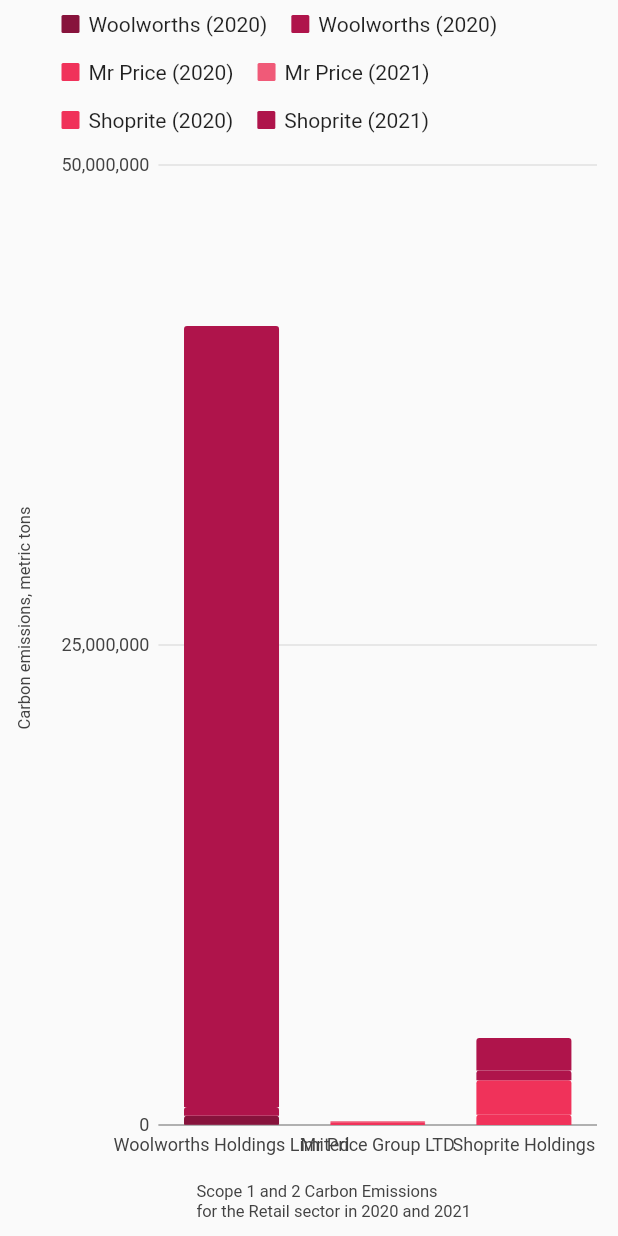
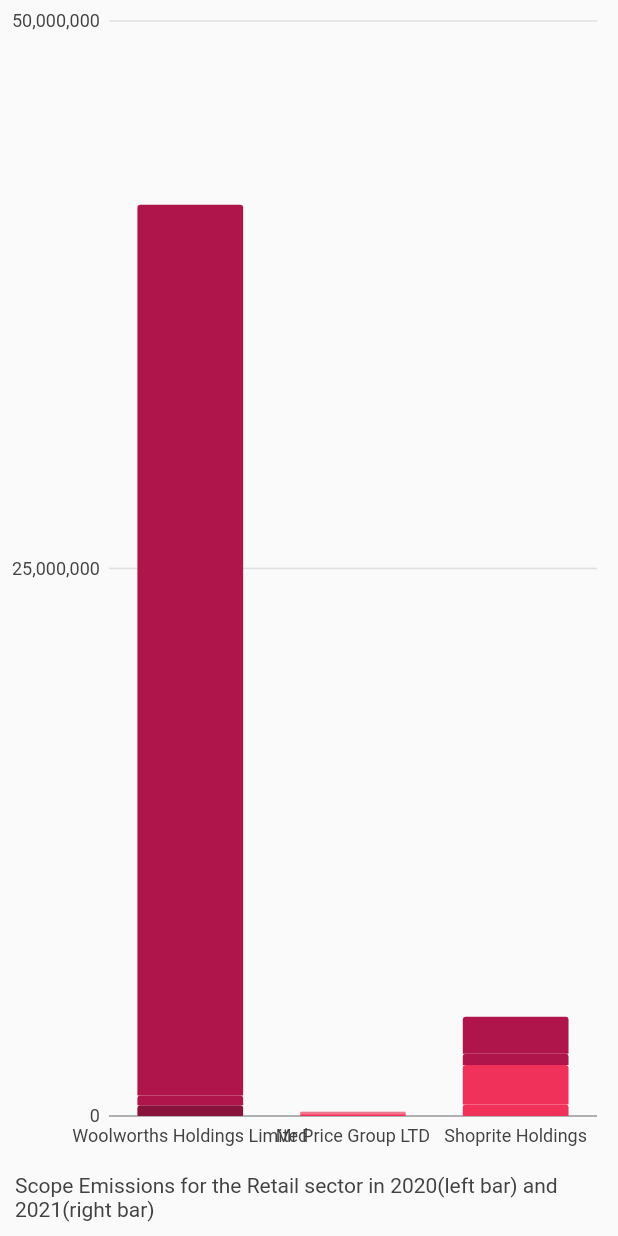
Before and after one commit to Nsuku0/FrontEnd, a Flutter app: the RetailChart widget shown alone on an empty page, opened directly, on a phone screen of 412 x 824 dp. Run offline on Flutter 3.47's test engine with Material 2 defaults, Android fonts, the light colour scheme and no system bars; our stand-ins replace charts_flutter, pie_chart, syncfusion_flutter_charts; missing offline and left inert: pretty_gauge.

Commit message:
Shortened chart Titles

```diff
--- a/lib/bar_charts/charts/retail_chart.dart
+++ b/lib/bar_charts/charts/retail_chart.dart
@@ -24,18 +24,12 @@
           cornerStrategy: const charts.ConstCornerStrategy(2)),
 
       behaviors: [
-        new charts.SeriesLegend(),
-        new charts.ChartTitle(
-            'Scope 1 and 2 Carbon Emissions\nfor the Retail sector in 2020 and 2021',
+        charts.ChartTitle(
+            'Scope Emissions for the Retail sector in 2020(left bar) and 2021(right bar)',
             behaviorPosition: charts.BehaviorPosition.bottom,
-            titleStyleSpec: charts.TextStyleSpec(fontSize: 11),
+            titleStyleSpec:   const charts.TextStyleSpec(fontSize: 14,),
             titleOutsideJustification:
-                charts.OutsideJustification.middleDrawArea),
-        new charts.ChartTitle('Carbon emissions, metric tons',
-            behaviorPosition: charts.BehaviorPosition.start,
-            titleStyleSpec: charts.TextStyleSpec(fontSize: 11),
-            titleOutsideJustification:
-                charts.OutsideJustification.middleDrawArea)
+            charts.OutsideJustification.middleDrawArea),
       ],
     );
   }
```
